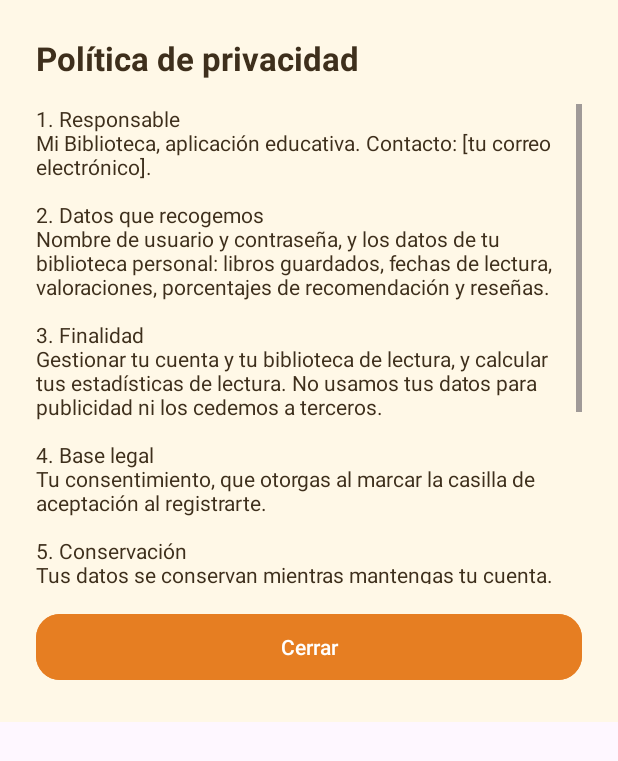
After one commit to lauramm200/LibrosAplicacion, an Android app: the layout dialog_politica_privacidad.xml on its own in the app's theme, with its tools: preview values and no code run, on a phone screen of 412 x 824 dp. The commit adds this screen. Shown: the top 761 px of the screen. Run offline under Robolectric (Android 15) with nearby library versions, the phone set to English and light mode, and no system bars.

Commit message:
Fase4_PoliticaPrivacidad

```diff
--- /dev/null
+++ b/app/src/main/res/layout/dialog_politica_privacidad.xml
@@ -0,0 +1,48 @@
+<?xml version="1.0" encoding="utf-8"?>
+<!-- DIALOGO DE LA POLITICA: titulo, texto con scroll y boton Cerrar.
+     Misma estructura que dialog_quiero_leer. -->
+<LinearLayout xmlns:android="http://schemas.android.com/apk/res/android"
+    xmlns:app="http://schemas.android.com/apk/res-auto"
+    android:layout_width="match_parent"
+    android:layout_height="wrap_content"
+    android:background="@color/crema"
+    android:orientation="vertical"
+    android:padding="24dp">
+
+    <!-- TITULO -->
+    <TextView
+        android:id="@+id/tvTituloPrivacidad"
+        android:layout_width="wrap_content"
+        android:layout_height="wrap_content"
+        android:text="@string/titulo_privacidad"
+        android:textColor="@color/marron"
+        android:textSize="22sp"
+        android:textStyle="bold" />
+
+    <!-- TEXTO LARGO: el ScrollView tiene altura fija de 320dp; si el texto no cabe,
+         se desplaza dentro. En un dialogo wrap_content no se puede limitar de otra forma. -->
+    <ScrollView
+        android:layout_width="match_parent"
+        android:layout_height="320dp"
+        android:layout_marginTop="16dp">
+
+        <TextView
+            android:id="@+id/tvTextoPrivacidad"
+            android:layout_width="match_parent"
+            android:layout_height="wrap_content"
+            android:text="@string/texto_politica_privacidad"
+            android:textColor="@color/marron"
+            android:textSize="14sp" />
+    </ScrollView>
+
+    <!-- BOTON CERRAR -->
+    <com.google.android.material.button.MaterialButton
+        android:id="@+id/btnCerrarPrivacidad"
+        android:layout_width="match_parent"
+        android:layout_height="52dp"
+        android:layout_marginTop="16dp"
+        android:backgroundTint="@color/naranja"
+        android:text="@string/btn_cerrar"
+        android:textColor="@color/white"
+        app:cornerRadius="16dp" />
+</LinearLayout>
--- a/app/src/main/res/values/strings.xml
+++ b/app/src/main/res/values/strings.xml
@@ -123,4 +123,15 @@
     <string name="btn_guardar">Guardar</string>
     <string name="btn_cancelar">Cancelar</string>
 
+    <!-- ============ TEXTOS (politica de privacidad) ============ -->
+    <string name="check_privacidad">He leído y acepto la política de privacidad</string>
+    <string name="enlace_privacidad">Leer política de privacidad</string>
+    <string name="titulo_privacidad">Política de privacidad</string>
+    <!-- Texto completo. \n\n = linea en blanco entre apartados.
+         ADAPTA los datos entre corchetes antes de entregar la practica. -->
+    <string name="texto_politica_privacidad">1. Responsable\nMi Biblioteca, aplicación educativa. Contacto: [tu correo electrónico].\n\n2. Datos que recogemos\nNombre de usuario y contraseña, y los datos de tu biblioteca personal: libros guardados, fechas de lectura, valoraciones, porcentajes de recomendación y reseñas.\n\n3. Finalidad\nGestionar tu cuenta y tu biblioteca de lectura, y calcular tus estadísticas de lectura. No usamos tus datos para publicidad ni los cedemos a terceros.\n\n4. Base legal\nTu consentimiento, que otorgas al marcar la casilla de aceptación al registrarte.\n\n5. Conservación\nTus datos se conservan mientras mantengas tu cuenta. Puedes pedir su eliminación en cualquier momento.\n\n6. Tus derechos\nPuedes ejercer tus derechos de acceso, rectificación, supresión, oposición, limitación y portabilidad escribiendo al contacto indicado. También puedes reclamar ante la Agencia Española de Protección de Datos (aepd.es).\n\n7. Servicios externos\nLa búsqueda de libros usa la API de Google Books, que recibe el texto que buscas.</string>
+
+    <!-- ============ BOTONES (politica de privacidad) ============ -->
+    <string name="btn_cerrar">Cerrar</string>
+
 </resources>
```
Also changed, not shown: app/src/main/res/layout/activity_login.xml (+38 -0 lines).
